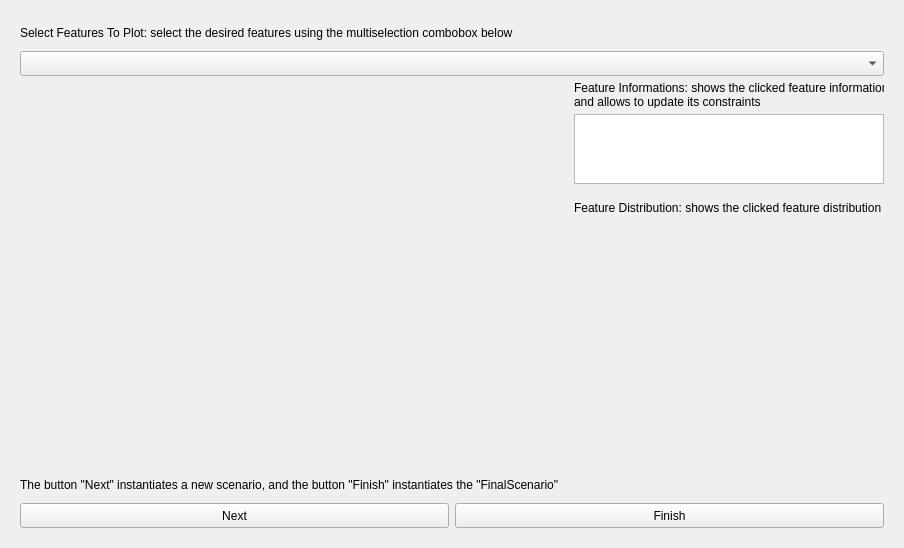
First picture: the form in ui/uiIterable/CounterfactualInterface/CounterfactualIterable/Iteration/Iteration.ui, repository vidalt/OCEAN, before the edit.
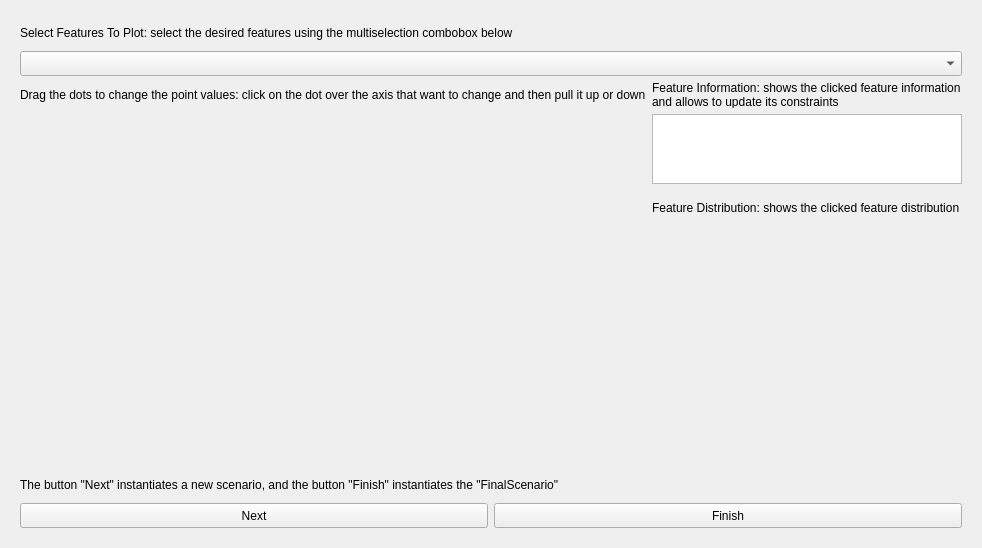
Second picture: the form after the edit. Custom widgets are drawn as their Qt base class.

Diff of the .ui file:
```diff
--- a/ui/uiIterable/CounterfactualInterface/CounterfactualIterable/Iteration/Iteration.ui
+++ b/ui/uiIterable/CounterfactualInterface/CounterfactualIterable/Iteration/Iteration.ui
@@ -98,7 +98,44 @@
           <number>0</number>
          </property>
          <item>
-          <widget class="MatplotLibCanvas" name="widgetCanvas" native="true"/>
+          <widget class="QWidget" name="widgetContainerCanvas" native="true">
+           <layout class="QVBoxLayout" name="verticalLayout">
+            <property name="leftMargin">
+             <number>0</number>
+            </property>
+            <property name="topMargin">
+             <number>0</number>
+            </property>
+            <property name="rightMargin">
+             <number>0</number>
+            </property>
+            <property name="bottomMargin">
+             <number>0</number>
+            </property>
+            <item>
+             <widget class="QLabel" name="labelCanvasTitle">
+              <property name="minimumSize">
+               <size>
+                <width>0</width>
+                <height>26</height>
+               </size>
+              </property>
+              <property name="maximumSize">
+               <size>
+                <width>16777215</width>
+                <height>26</height>
+               </size>
+              </property>
+              <property name="text">
+               <string>Drag the dots to change the point values: click on the dot over the axis that want to change and then pull it up or down</string>
+              </property>
+             </widget>
+            </item>
+            <item>
+             <widget class="MatplotLibCanvas" name="widgetCanvas" native="true"/>
+            </item>
+           </layout>
+          </widget>
          </item>
          <item>
           <widget class="QWidget" name="widgetContainerFeatureInformations" native="true">
@@ -154,7 +191,7 @@
                </size>
               </property>
               <property name="text">
-               <string>Feature Informations: shows the clicked feature informations 
+               <string>Feature Information: shows the clicked feature information 
 and allows to update its constraints</string>
               </property>
              </widget>
```
Left out of the diff: 2 changed lines with no effect on the pictures.
